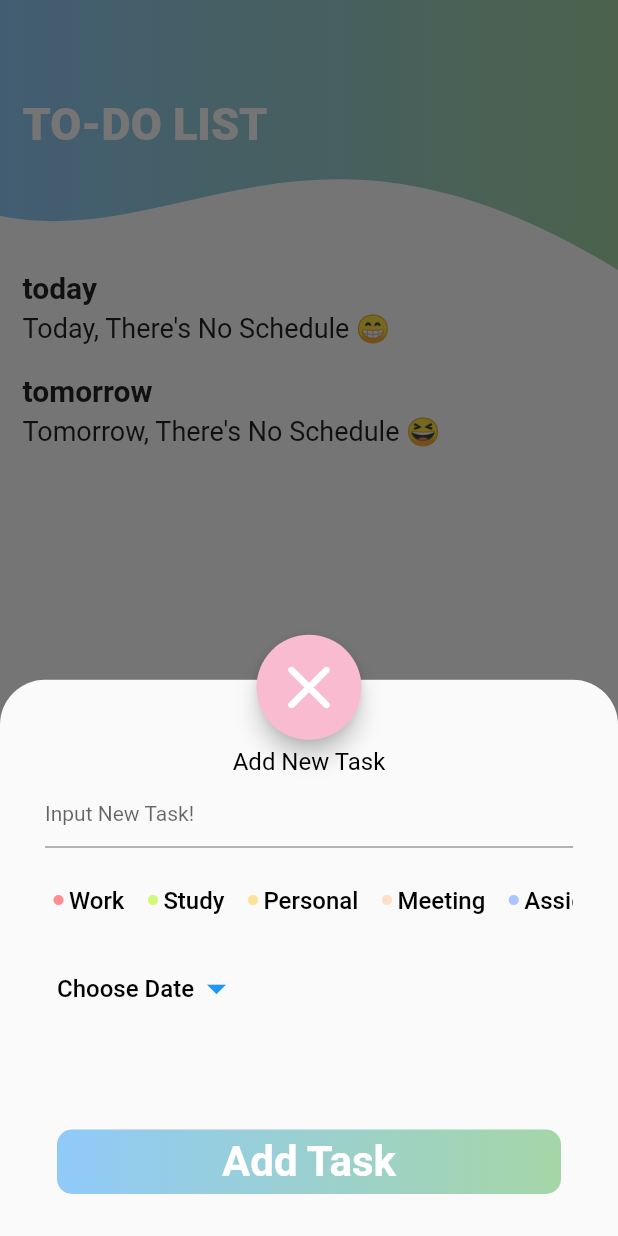
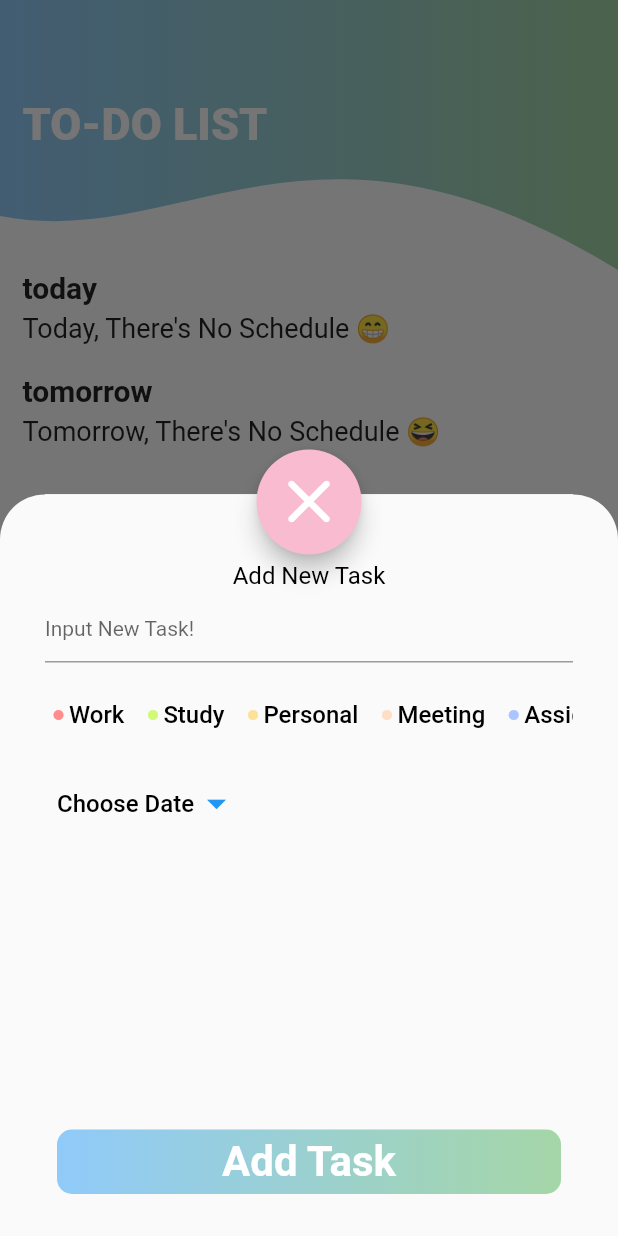
Before and after one commit to Myeongcheol-shin/todo_list, a Flutter app: the screen it shows after launch, after a tap on the "add" icon, on a phone screen of 412 x 824 dp. Run offline on Flutter 3.47's test engine with Material 2 defaults, Android fonts, the phone set to English and light mode, and no system bars; our stand-ins replace flutter_slidable, fluttertoast, sqflite; missing offline and left inert: omni_datetime_picker; accounts and stored records are empty.

Commit message:
android bug fix - overflow widget

```diff
--- a/lib/main.dart
+++ b/lib/main.dart
@@ -7,7 +7,6 @@ import 'package:intl/intl.dart';
 import 'package:todo_list/sql/db.dart';
 import 'package:todo_list/sql/todo_db.dart';
 import 'package:fluttertoast/fluttertoast.dart';
-import 'dart:io';
 
 void main() {
   runApp(const MyApp());
@@ -284,6 +283,7 @@ class _MyAppState extends State<MyApp> {
     ];
     return MaterialApp(home: Builder(builder: (BuildContext context) {
       return Scaffold(
+          resizeToAvoidBottomInset: false,
           bottomNavigationBar: BottomNavigationBar(
             items: const <BottomNavigationBarItem>[
               BottomNavigationBarItem(
@@ -362,12 +362,12 @@ class _MyAppState extends State<MyApp> {
         builder: (context) {
           return Container(
             width: double.infinity,
-            color: Colors.black,
+            color: Colors.white,
             margin: const EdgeInsets.symmetric(horizontal: 30),
-            height: Platform.isMacOS
-                ? MediaQuery.of(context).size.height * 0.6
-                : MediaQuery.of(context).size.height * 0.45,
+            height: MediaQuery.of(context).size.height * 0.6,
             child: Scaffold(
+              resizeToAvoidBottomInset: false,
+
               body: Column(
                 crossAxisAlignment: CrossAxisAlignment.start,
                 children: [
```
Also changed, not shown: 1 other file.
